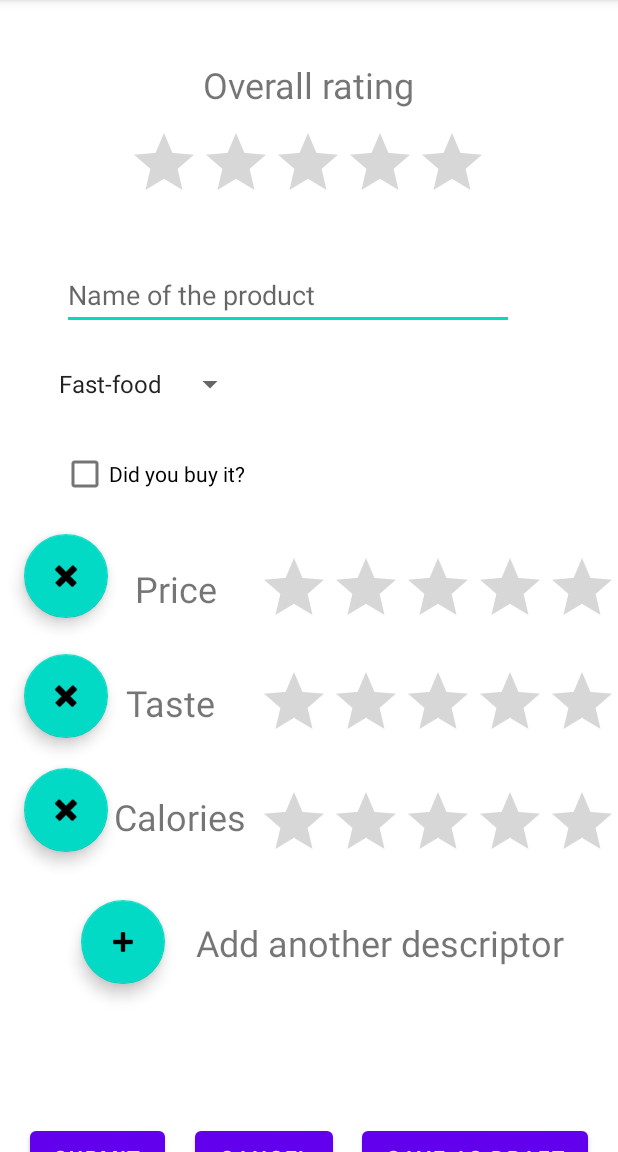
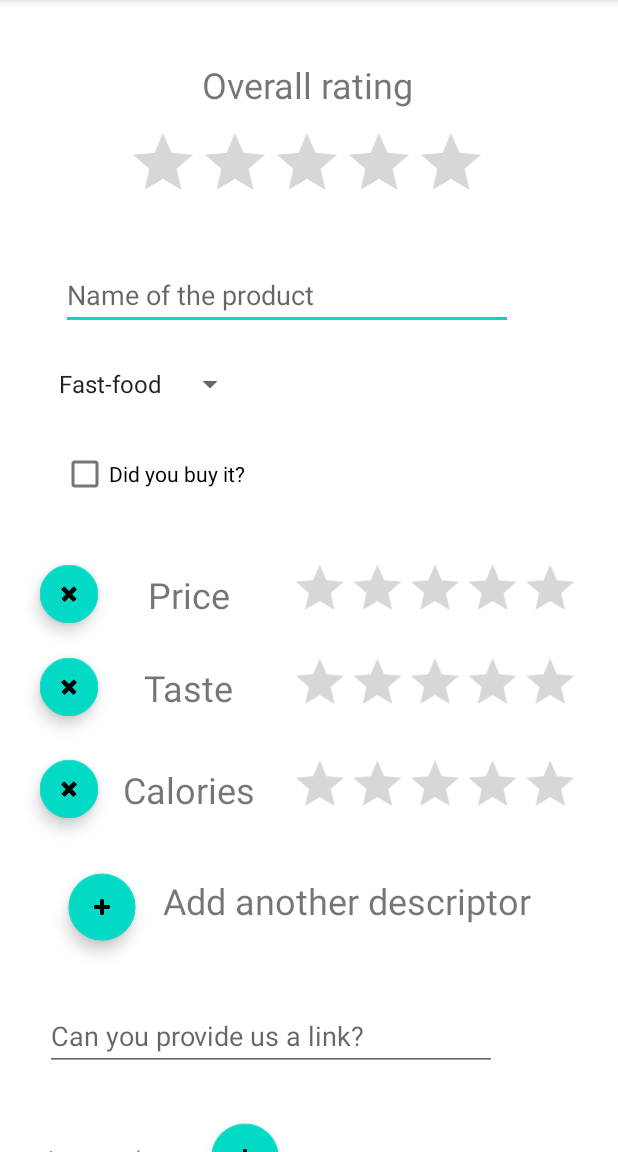
Before and after one commit to DevUbik/RateIT, an Android app: the screen it shows after launch (InsertProductPage), on a phone screen of 412 x 824 dp, the part 84-1236 px from its top. Run offline under Robolectric (Android 15) with nearby library versions, the phone set to English and light mode, and no system bars.

Commit message:
beginning of the 'add a new product' page

```diff
--- a/app/src/main/res/layout/activity_insert_product_page.xml
+++ b/app/src/main/res/layout/activity_insert_product_page.xml
@@ -9,20 +9,58 @@
     <ScrollView
         android:layout_width="match_parent"
         android:layout_height="match_parent"
-        tools:layout_editor_absoluteX="147dp"
-        tools:layout_editor_absoluteY="-1dp">
+        tools:layout_editor_absoluteX="0dp"
+        tools:layout_editor_absoluteY="0dp">
 
 
     <androidx.constraintlayout.widget.ConstraintLayout
-            android:layout_width="match_parent"
-            android:layout_height="match_parent">
+        android:layout_width="410dp"
+        android:layout_height="1013dp"
+        tools:layout_editor_absoluteX="0dp"
+        tools:layout_editor_absoluteY="-3dp">
 
+
+        <TextView
+            android:id="@+id/textView5"
+            android:layout_width="wrap_content"
+            android:layout_height="wrap_content"
+            android:layout_marginStart="28dp"
+            android:layout_marginTop="816dp"
+            android:text="Share more details from your experience"
+            app:layout_constraintStart_toStartOf="parent"
+            app:layout_constraintTop_toTopOf="parent" />
+
+        <com.google.android.material.floatingactionbutton.FloatingActionButton
+            android:id="@+id/floatingActionButton5"
+            android:layout_width="wrap_content"
+            android:layout_height="wrap_content"
+            android:layout_marginStart="16dp"
+            android:clickable="true"
+            android:scaleX="0.8"
+            android:scaleY="0.8"
+            app:layout_constraintBottom_toBottomOf="@+id/textView4"
+            app:layout_constraintStart_toEndOf="@+id/textView4"
+            app:layout_constraintTop_toTopOf="@+id/textView4"
+            app:layout_constraintVertical_bias="0.513"
+            app:srcCompat="@android:drawable/ic_input_add" />
+
+        <com.google.android.material.textfield.TextInputEditText
+            android:id="@+id/textInputEditText2"
+            android:layout_width="301dp"
+            android:layout_height="46dp"
+            android:layout_marginTop="668dp"
+            android:hint="Can you provide us a link?"
+            app:layout_constraintEnd_toEndOf="parent"
+            app:layout_constraintHorizontal_bias="0.275"
+            app:layout_constraintStart_toStartOf="parent"
+            app:layout_constraintTop_toTopOf="parent" />
 
         <Button
             android:id="@+id/button35"
             android:layout_width="wrap_content"
             android:layout_height="wrap_content"
-                android:layout_marginTop="748dp"
+            android:layout_marginTop="960dp"
+            android:layout_marginEnd="4dp"
             android:text="Save as draft"
             app:layout_constraintEnd_toEndOf="parent"
             app:layout_constraintHorizontal_bias="0.5"
@@ -33,48 +71,107 @@
             android:id="@+id/button37"
             android:layout_width="wrap_content"
             android:layout_height="wrap_content"
-                android:layout_marginTop="748dp"
+            android:layout_marginStart="16dp"
             android:text="Submit"
+            app:layout_constraintBottom_toBottomOf="@+id/button36"
             app:layout_constraintEnd_toStartOf="@+id/button36"
             app:layout_constraintHorizontal_bias="0.5"
             app:layout_constraintStart_toStartOf="parent"
-                app:layout_constraintTop_toTopOf="parent" />
+            app:layout_constraintTop_toTopOf="@+id/button36"
+            app:layout_constraintVertical_bias="0.0" />
+
+        <TextView
+            android:id="@+id/textView_OverallRating3"
+            android:layout_width="wrap_content"
+            android:layout_height="wrap_content"
+            android:text="Taste"
+            android:textSize="24sp"
+            app:layout_constraintBottom_toBottomOf="@+id/floatingActionButton3"
+            app:layout_constraintEnd_toStartOf="@+id/ratingBar14"
+            app:layout_constraintStart_toStartOf="@+id/textView_OverallRating14"
+            app:layout_constraintTop_toTopOf="@+id/floatingActionButton3" />
+
+        <com.google.android.material.floatingactionbutton.FloatingActionButton
+            android:id="@+id/floatingActionButton2"
+            android:layout_width="wrap_content"
+            android:layout_height="wrap_content"
+            android:layout_marginTop="368dp"
+            android:layout_marginEnd="336dp"
+            android:clickable="true"
+            android:scaleX="0.7"
+            android:scaleY="0.7"
+            app:layout_constraintEnd_toEndOf="parent"
+            app:layout_constraintTop_toTopOf="parent"
+            app:srcCompat="@android:drawable/ic_delete" />
+
+        <com.google.android.material.floatingactionbutton.FloatingActionButton
+            android:id="@+id/floatingActionButton3"
+            android:layout_width="wrap_content"
+            android:layout_height="wrap_content"
+            android:layout_marginTop="6dp"
+            android:clickable="true"
+            android:scaleX="0.7"
+            android:scaleY="0.7"
+            app:layout_constraintEnd_toEndOf="@+id/floatingActionButton2"
+            app:layout_constraintStart_toStartOf="@+id/floatingActionButton2"
+            app:layout_constraintTop_toBottomOf="@+id/floatingActionButton2"
+            app:srcCompat="@android:drawable/ic_delete" />
+
+        <com.google.android.material.floatingactionbutton.FloatingActionButton
+            android:id="@+id/floatingActionButton"
+            android:layout_width="wrap_content"
+            android:layout_height="wrap_content"
+            android:layout_marginTop="12dp"
+            android:clickable="true"
+            android:scaleX="0.7"
+            android:scaleY="0.7"
+            app:layout_constraintEnd_toEndOf="@+id/floatingActionButton3"
+            app:layout_constraintHorizontal_bias="1.0"
+            app:layout_constraintStart_toStartOf="@+id/floatingActionButton3"
+            app:layout_constraintTop_toBottomOf="@+id/floatingActionButton3"
+            app:srcCompat="@android:drawable/ic_delete" />
 
         <TextView
             android:id="@+id/textView_OverallRating14"
             android:layout_width="wrap_content"
             android:layout_height="wrap_content"
-                android:layout_marginTop="36dp"
+            android:text="Calories"
+            android:textSize="24sp"
+            app:layout_constraintBottom_toBottomOf="@+id/floatingActionButton"
+            app:layout_constraintEnd_toStartOf="@+id/ratingBar3"
+            app:layout_constraintTop_toTopOf="@+id/floatingActionButton" />
+
+        <RatingBar
+            android:id="@+id/ratingBar14"
+            android:layout_width="wrap_content"
+            android:layout_height="wrap_content"
+            android:scaleX="0.8"
+            android:scaleY="0.8"
+            app:layout_constraintBottom_toBottomOf="@+id/textView_OverallRating3"
+            app:layout_constraintEnd_toEndOf="@+id/ratingBar3"
+            app:layout_constraintStart_toStartOf="@+id/ratingBar3"
+            app:layout_constraintTop_toTopOf="@+id/textView_OverallRating3" />
+
+        <RatingBar
+            android:id="@+id/ratingBar3"
+            android:layout_width="wrap_content"
+            android:layout_height="wrap_content"
+            android:scaleX="0.8"
+            android:scaleY="0.8"
+            app:layout_constraintBottom_toBottomOf="@+id/textView_OverallRating14"
+            app:layout_constraintEnd_toEndOf="parent"
+            app:layout_constraintTop_toTopOf="@+id/textView_OverallRating14" />
+
+        <TextView
+            android:id="@+id/textView_OverallRating2"
+            android:layout_width="wrap_content"
+            android:layout_height="wrap_content"
             android:text="Price"
             android:textSize="24sp"
-                app:layout_constraintEnd_toEndOf="parent"
-                app:layout_constraintHorizontal_bias="0.252"
-                app:layout_constraintStart_toStartOf="parent"
-                app:layout_constraintTop_toBottomOf="@+id/checkBox_DidyouBuyIt" />
-
-            <TextView
-                android:id="@+id/textView_OverallRating12"
-                android:layout_width="wrap_content"
-                android:layout_height="wrap_content"
-                android:layout_marginTop="188dp"
-                android:text="Calories"
-                android:textSize="24sp"
-                app:layout_constraintEnd_toEndOf="parent"
-                app:layout_constraintHorizontal_bias="0.234"
-                app:layout_constraintStart_toStartOf="parent"
-                app:layout_constraintTop_toBottomOf="@+id/checkBox_DidyouBuyIt" />
-
-            <TextView
-                android:id="@+id/textView_OverallRating11"
-                android:layout_width="wrap_content"
-                android:layout_height="wrap_content"
-                android:layout_marginTop="112dp"
-                android:text="Taste"
-                android:textSize="24sp"
-                app:layout_constraintEnd_toEndOf="parent"
-                app:layout_constraintHorizontal_bias="0.238"
-                app:layout_constraintStart_toStartOf="parent"
-                app:layout_constraintTop_toBottomOf="@+id/checkBox_DidyouBuyIt" />
+            app:layout_constraintBottom_toBottomOf="@+id/floatingActionButton2"
+            app:layout_constraintEnd_toEndOf="@+id/textView_OverallRating3"
+            app:layout_constraintStart_toStartOf="@+id/textView_OverallRating3"
+            app:layout_constraintTop_toTopOf="@+id/floatingActionButton2" />
 
         <RatingBar
             android:id="@+id/ratingBar"
@@ -87,30 +184,17 @@
             app:layout_constraintTop_toBottomOf="@+id/textView_OverallRating" />
 
         <RatingBar
-                android:id="@+id/ratingBar14"
+            android:id="@+id/ratingBar2"
             android:layout_width="wrap_content"
             android:layout_height="wrap_content"
-                android:layout_marginTop="368dp"
-                app:layout_constraintEnd_toEndOf="@+id/ratingBar16"
-                app:layout_constraintTop_toTopOf="parent" />
-
-            <RatingBar
-                android:id="@+id/ratingBar15"
-                android:layout_width="wrap_content"
-                android:layout_height="wrap_content"
-                android:layout_marginTop="524dp"
-                app:layout_constraintEnd_toEndOf="parent"
-                app:layout_constraintHorizontal_bias="1.0"
-                app:layout_constraintStart_toStartOf="parent"
-                app:layout_constraintTop_toTopOf="parent" />
-
-            <RatingBar
-                android:id="@+id/ratingBar16"
-                android:layout_width="wrap_content"
-                android:layout_height="wrap_content"
-                android:layout_marginTop="444dp"
-                app:layout_constraintEnd_toEndOf="@+id/ratingBar15"
-                app:layout_constraintTop_toTopOf="parent" />
+            android:scaleX="0.8"
+            android:scaleY="0.8"
+            app:layout_constraintBottom_toBottomOf="@+id/textView_OverallRating2"
+            app:layout_constraintEnd_toEndOf="@+id/ratingBar14"
+            app:layout_constraintHorizontal_bias="0.0"
+            app:layout_constraintStart_toStartOf="@+id/ratingBar14"
+            app:layout_constraintTop_toTopOf="@+id/textView_OverallRating2"
+            app:layout_constraintVertical_bias="0.52" />
 
         <TextView
             android:id="@+id/textView_OverallRating"
@@ -161,8 +245,8 @@
             android:id="@+id/textView_OverallRating13"
             android:layout_width="wrap_content"
             android:layout_height="wrap_content"
-                android:layout_marginTop="612dp"
-                android:layout_marginEnd="36dp"
+            android:layout_marginTop="584dp"
+            android:layout_marginEnd="56dp"
             android:text="Add another descriptor"
             android:textSize="24sp"
             app:layout_constraintEnd_toEndOf="parent"
@@ -172,60 +256,55 @@
             android:id="@+id/button36"
             android:layout_width="wrap_content"
             android:layout_height="wrap_content"
-                android:layout_marginTop="748dp"
             android:text="Cancel"
+            app:layout_constraintBottom_toBottomOf="@+id/button35"
             app:layout_constraintEnd_toStartOf="@+id/button35"
             app:layout_constraintHorizontal_bias="0.5"
             app:layout_constraintStart_toEndOf="@+id/button37"
-                app:layout_constraintTop_toTopOf="parent" />
-
-            <com.google.android.material.floatingactionbutton.FloatingActionButton
-                android:id="@+id/floatingActionButton14"
-                android:layout_width="wrap_content"
-                android:layout_height="wrap_content"
-                android:layout_marginTop="436dp"
-                android:clickable="true"
-                app:layout_constraintEnd_toEndOf="parent"
-                app:layout_constraintHorizontal_bias="0.045"
-                app:layout_constraintStart_toStartOf="parent"
-                app:layout_constraintTop_toTopOf="parent"
-                app:srcCompat="@android:drawable/ic_delete" />
-
-            <com.google.android.material.floatingactionbutton.FloatingActionButton
-                android:id="@+id/floatingActionButton16"
-                android:layout_width="wrap_content"
-                android:layout_height="wrap_content"
-                android:layout_marginTop="356dp"
-                android:clickable="true"
-                app:layout_constraintEnd_toEndOf="parent"
-                app:layout_constraintHorizontal_bias="0.045"
-                app:layout_constraintStart_toStartOf="parent"
-                app:layout_constraintTop_toTopOf="parent"
-                app:srcCompat="@android:drawable/ic_delete" />
-
-            <com.google.android.material.floatingactionbutton.FloatingActionButton
-                android:id="@+id/floatingActionButton15"
-                android:layout_width="wrap_content"
-                android:layout_height="wrap_content"
-                android:layout_marginTop="512dp"
-                android:clickable="true"
-                app:layout_constraintEnd_toEndOf="parent"
-                app:layout_constraintHorizontal_bias="0.045"
-                app:layout_constraintStart_toStartOf="parent"
-                app:layout_constraintTop_toTopOf="parent"
-                app:srcCompat="@android:drawable/ic_delete" />
+            app:layout_constraintTop_toTopOf="@+id/button35"
+            app:layout_constraintVertical_bias="1.0" />
 
         <com.google.android.material.floatingactionbutton.FloatingActionButton
             android:id="@+id/floatingActionButton17"
             android:layout_width="wrap_content"
             android:layout_height="wrap_content"
-                android:layout_marginTop="600dp"
+            android:layout_marginStart="40dp"
             android:clickable="true"
+            android:scaleX="0.8"
+            android:scaleY="0.8"
+            app:layout_constraintBottom_toBottomOf="@+id/textView_OverallRating13"
+            app:layout_constraintStart_toStartOf="parent"
+            app:layout_constraintTop_toTopOf="@+id/textView_OverallRating13"
+            app:layout_constraintVertical_bias="0.333"
+            app:srcCompat="@android:drawable/ic_input_add" />
+
+        <TextView
+            android:id="@+id/textView4"
+            android:layout_width="wrap_content"
+            android:layout_height="wrap_content"
+            android:layout_marginStart="32dp"
+            android:layout_marginTop="48dp"
+            android:text="Insert a photo"
+            app:layout_constraintStart_toStartOf="parent"
+            app:layout_constraintTop_toBottomOf="@+id/textInputEditText2" />
+
+        <com.google.android.material.textfield.TextInputLayout
+            android:id="@+id/textInputLayout"
+            android:layout_width="408dp"
+            android:layout_height="wrap_content"
             app:layout_constraintEnd_toEndOf="parent"
-                app:layout_constraintHorizontal_bias="0.152"
             app:layout_constraintStart_toStartOf="parent"
-                app:layout_constraintTop_toTopOf="parent"
-                app:srcCompat="@android:drawable/ic_input_add" />
+            app:layout_constraintTop_toTopOf="parent">
+
+        </com.google.android.material.textfield.TextInputLayout>
+
+        <com.google.android.material.textfield.TextInputEditText
+            android:layout_width="395dp"
+            android:layout_height="wrap_content"
+            android:layout_marginTop="856dp"
+            android:hint="Tell us more."
+            app:layout_constraintTop_toTopOf="@+id/textInputLayout"
+            tools:layout_editor_absoluteX="8dp" />
 
     </androidx.constraintlayout.widget.ConstraintLayout>
         </ScrollView>
```
Lines whose indentation alone changed are shown as unchanged.
